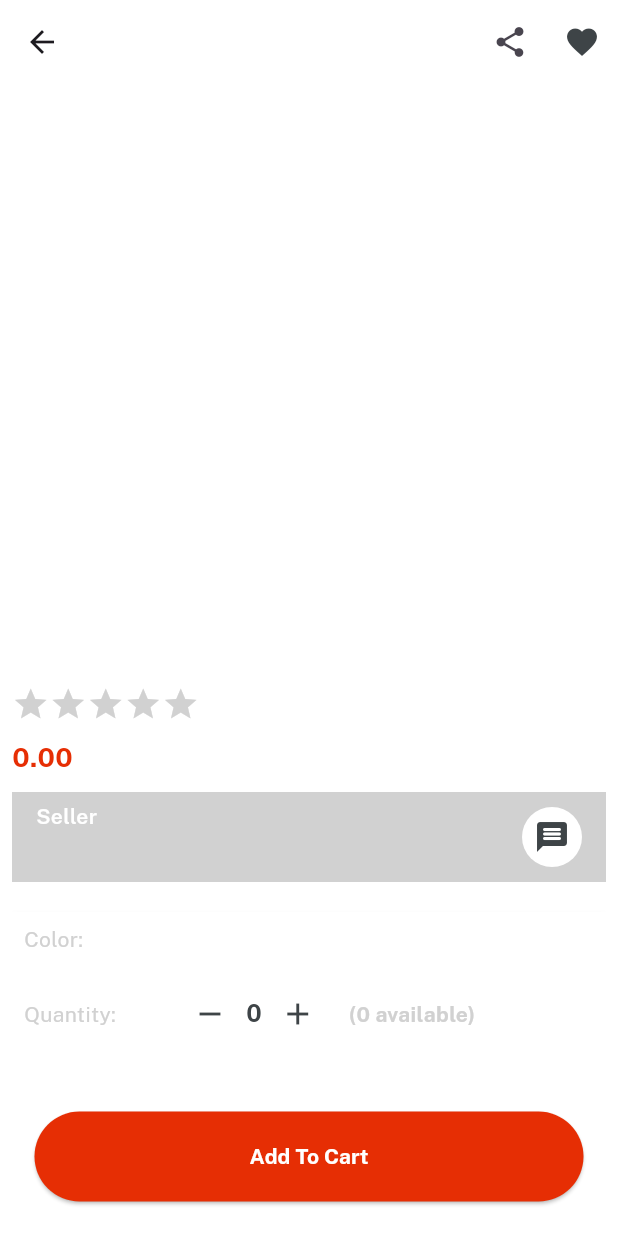
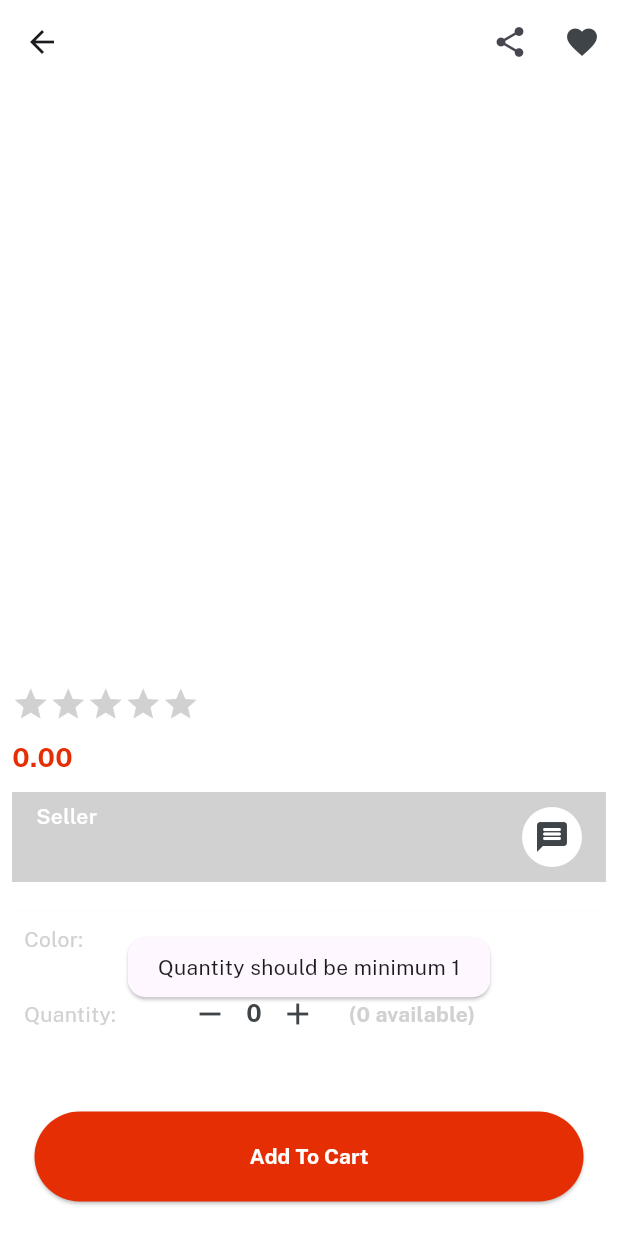
Before and after one commit to AbirHasanShuvo/seed_haven, a Flutter app: the ItemDetails screen opened directly with empty values, after a tap on "Add To Cart", on a phone screen of 412 x 824 dp. Run offline on Flutter 3.47's test engine with Material 3 defaults, Android fonts, the light colour scheme and no system bars; drawn by our look-alikes of velocity_x; our stand-ins replace cloud_firestore, firebase_auth, firebase_core, firebase_storage, get, image_picker; accounts and stored records are empty.

```diff
--- a/lib/views/category_screen/item_details.dart
+++ b/lib/views/category_screen/item_details.dart
@@ -336,8 +336,10 @@ class ItemDetails extends StatelessWidget {
                   child: ourButton(
                       color: redColor,
                       onpress: () {
+                        if (controller.quantity.value > 0) {
                           controller.addToCart(
-                          color: data['p_colors'][controller.colorIndex.value],
+                            color: data['p_colors']
+                                [controller.colorIndex.value],
                             context: context,
                             vendorId: data['vendor_id'],
                             img: data['p_imgs'][0],
@@ -347,6 +349,10 @@ class ItemDetails extends StatelessWidget {
                             tprice: controller.totalPrice.value,
                           );
                           VxToast.show(context, msg: 'Item added to cart');
+                        } else {
+                          VxToast.show(context,
+                              msg: 'Quantity should be minimum 1');
+                        }
                       },
                       textColor: whiteColor,
                       title: 'Add To Cart')),
```
Lines whose indentation alone changed are shown as unchanged.
